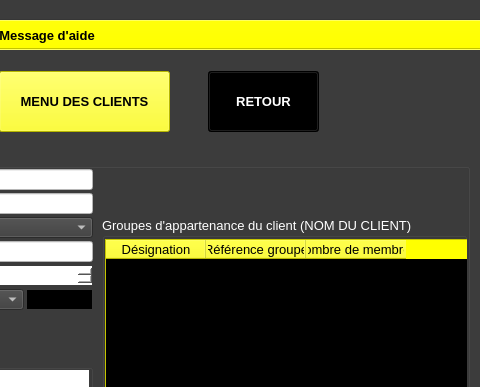
First picture: the form in ui/crm/details/yeroth-erp-details-dun-programme-de-fidelite-clients-window.ui, repository xnoumbissinoundou/yeroth-erp-3.0, before the edit; both pictures show x 319 to 799 and y 0 to 387 of the 799 by 601 pixel window.
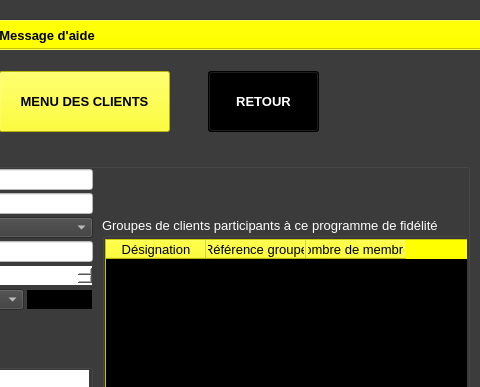
Second picture: the form after the edit. Icons and pictures are not drawn. Custom widgets are drawn as their Qt base class.

```diff
--- a/ui/crm/details/yeroth-erp-details-dun-programme-de-fidelite-clients-window.ui
+++ b/ui/crm/details/yeroth-erp-details-dun-programme-de-fidelite-clients-window.ui
@@ -8602,7 +8602,7 @@
       </font>
      </property>
      <property name="title">
-      <string>Groupes d'appartenance du client (NOM DU CLIENT)</string>
+      <string>Groupes de clients participants à ce programme de fidélité</string>
      </property>
      <widget class="YerothGroupesDunClientTableWidget" name="tableWidget_details_dun_programe_de_fidelite_clients_groupes_de_clients_participants">
       <property name="geometry">
```
